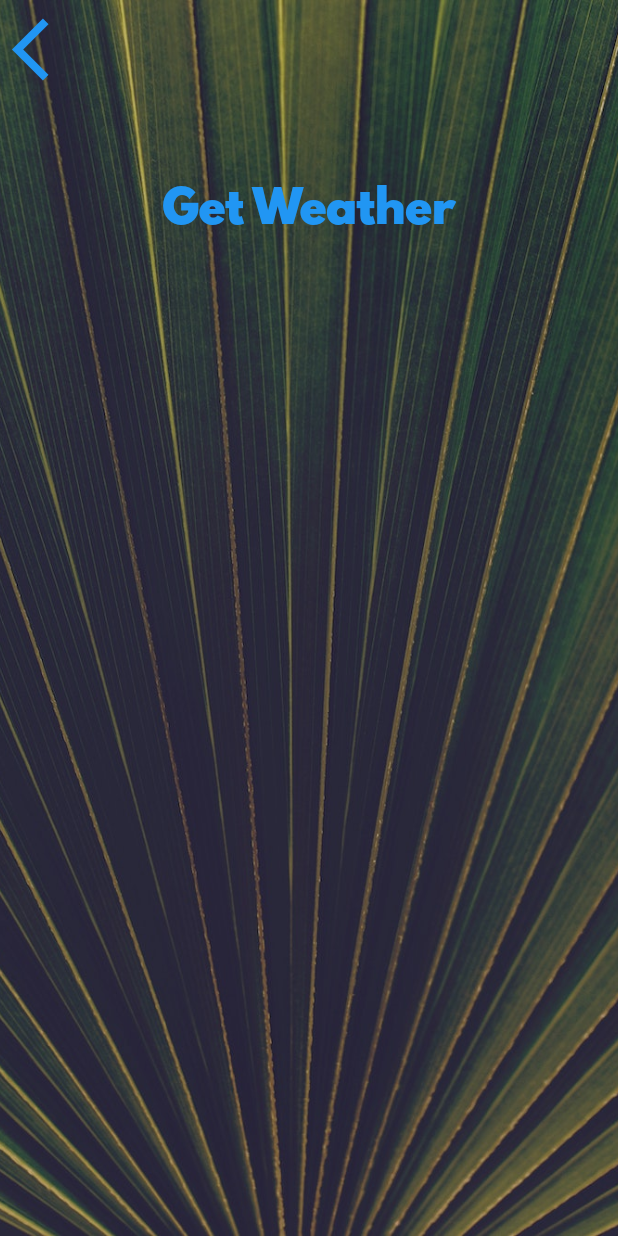
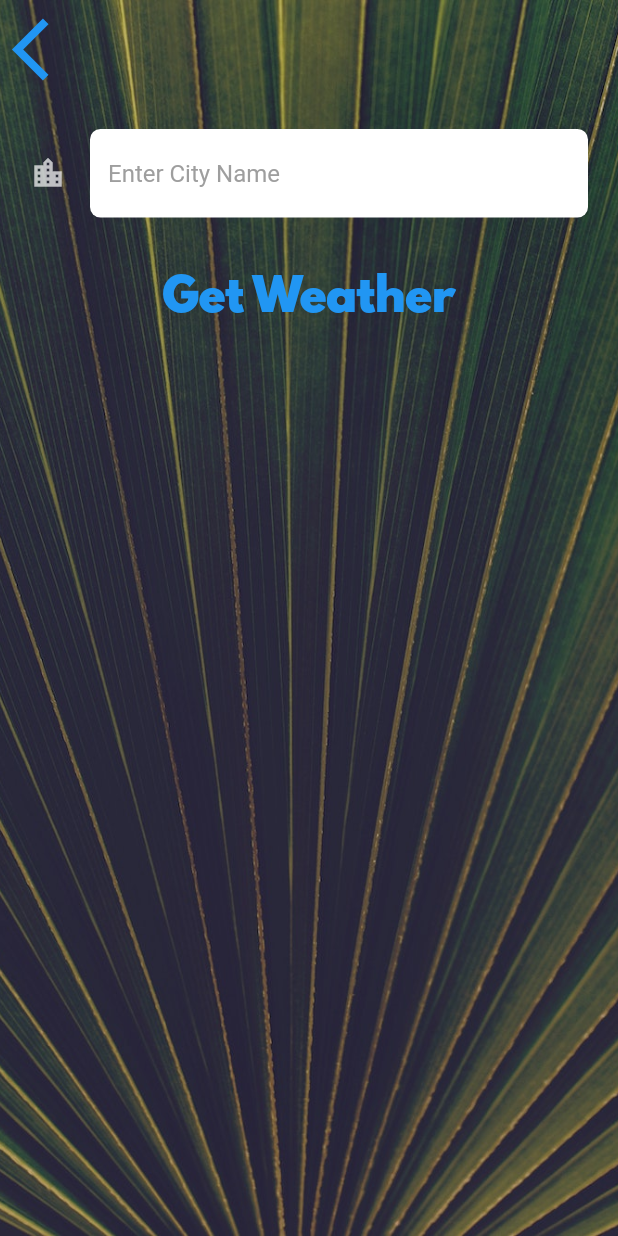
Before and after one commit to Eugee29/clima, a Flutter app: the CityScreen screen opened directly, on a phone screen of 412 x 824 dp. Run offline on Flutter 3.47's test engine with Material 2 defaults, Android fonts, the phone set to English and light mode, and no system bars; our stand-ins replace flutter_spinkit, geolocator.

Commit message:
project complete

```diff
--- a/lib/screens/city_screen.dart
+++ b/lib/screens/city_screen.dart
@@ -1,5 +1,3 @@
-// ignore_for_file: prefer_const_constructors, library_private_types_in_public_api, use_key_in_widget_constructors
-
 import 'package:flutter/material.dart';
 import 'package:clima/utilities/constants.dart';
 
@@ -9,6 +7,8 @@ class CityScreen extends StatefulWidget {
 }
 
 class _CityScreenState extends State<CityScreen> {
+  late String cityName;
+
   @override
   Widget build(BuildContext context) {
     return Scaffold(
@@ -26,7 +26,7 @@ class _CityScreenState extends State<CityScreen> {
               Align(
                 alignment: Alignment.topLeft,
                 child: TextButton(
-                  onPressed: () {},
+                  onPressed: () => Navigator.pop(context),
                   child: Icon(
                     Icons.arrow_back_ios,
                     size: 50.0,
@@ -35,10 +35,14 @@ class _CityScreenState extends State<CityScreen> {
               ),
               Container(
                 padding: EdgeInsets.all(20.0),
-                child: null,
+                child: TextField(
+                  style: TextStyle(color: Colors.black),
+                  decoration: kTextFieldInputDecoration,
+                  onChanged: (value) => cityName = value,
+                ),
               ),
               TextButton(
-                onPressed: () {},
+                onPressed: () => Navigator.pop(context, cityName),
                 child: Text(
                   'Get Weather',
                   style: kButtonTextStyle,
--- a/lib/utilities/constants.dart
+++ b/lib/utilities/constants.dart
@@ -18,3 +18,17 @@ const kButtonTextStyle = TextStyle(
 const kConditionTextStyle = TextStyle(
   fontSize: 100.0,
 );
+
+const kTextFieldInputDecoration = InputDecoration(
+  filled: true,
+  fillColor: Colors.white,
+  icon: Icon(Icons.location_city),
+  hintText: 'Enter City Name',
+  hintStyle: TextStyle(color: Colors.grey),
+  border: OutlineInputBorder(
+    borderRadius: BorderRadius.all(
+      Radius.circular(7),
+    ),
+    borderSide: BorderSide.none,
+  ),
+);
```
Also changed, not shown: lib/screens/loading_screen.dart (+2 -13 lines), lib/screens/location_screen.dart (+40 -12 lines), lib/services/location.dart (+38 -2 lines), lib/services/weather.dart (+29 -0 lines), 3 other files.
